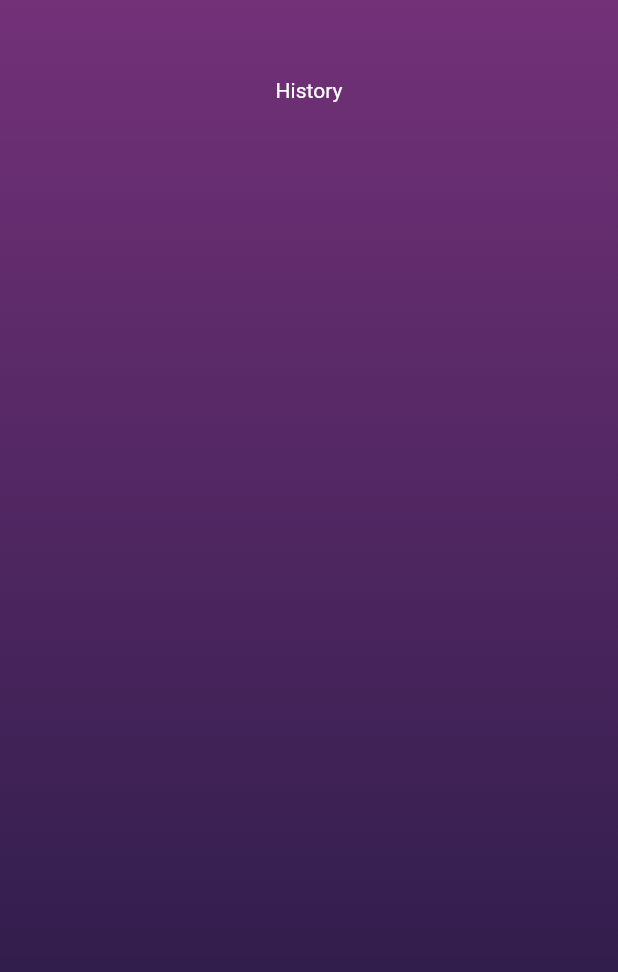
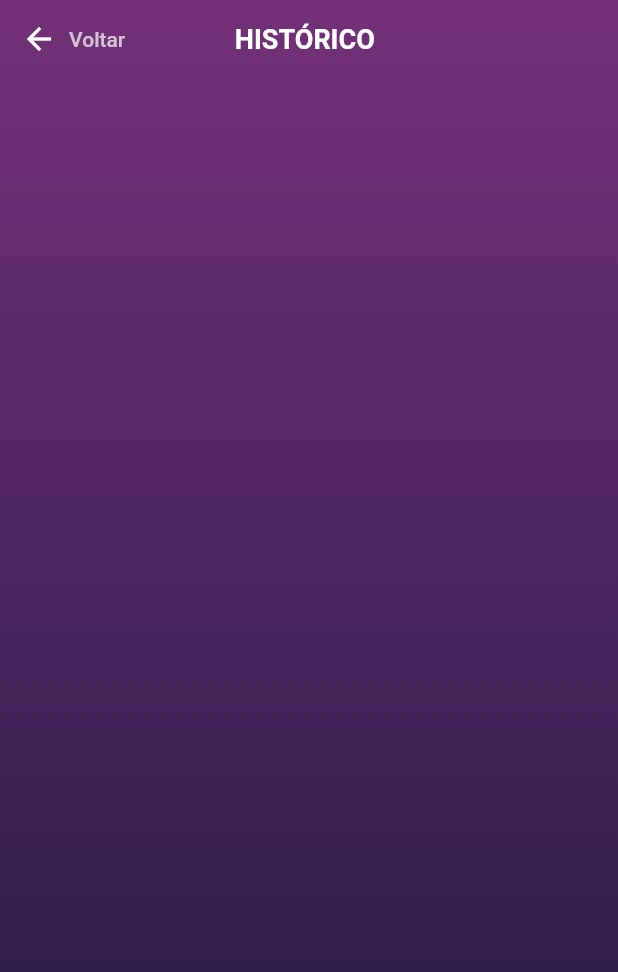
Before and after one commit to danielmarques28/Work-Tracker, a Flutter app: the History screen opened by its route, on a phone screen of 412 x 824 dp. Shown: the top 972 px of the screen. Run offline on Flutter 3.47's test engine with Material 2 defaults, Android fonts, the phone set to English and light mode, and no system bars.

Commit message:
Add GoBackTopBar IN History and Settings screens

```diff
--- a/lib/screens/History.dart
+++ b/lib/screens/History.dart
@@ -1,6 +1,7 @@
 import 'package:flutter/material.dart';
 import 'package:worktracker/helpers/background.dart';
 import 'package:worktracker/helpers/responsive.dart';
+import 'package:worktracker/widgets/GoBackTopBar.dart';
 
 class History extends StatelessWidget {
   @override
@@ -12,9 +13,8 @@ class History extends StatelessWidget {
         decoration: background(),
         child: Column(
           children: [
-            Container(height: barHeight(context)),
-            Container(child: Text('History', style: TextStyle(color: Colors.white)))
-          ],
+            GoBackTopBar(screenName: 'Histórico')
+          ]
         )
       )
     );
--- a/lib/screens/Settings.dart
+++ b/lib/screens/Settings.dart
@@ -1,6 +1,7 @@
 import 'package:flutter/material.dart';
 import 'package:worktracker/helpers/background.dart';
 import 'package:worktracker/helpers/responsive.dart';
+import 'package:worktracker/widgets/GoBackTopBar.dart';
 
 class Settings extends StatelessWidget {
   @override
@@ -12,9 +13,8 @@ class Settings extends StatelessWidget {
         decoration: background(),
         child: Column(
           children: [
-            Container(height: barHeight(context)),
-            Container(child: Text('Settings', style: TextStyle(color: Colors.white)))
-          ],
+            GoBackTopBar(screenName: 'Configurações')
+          ]
         )
       )
     );
```
